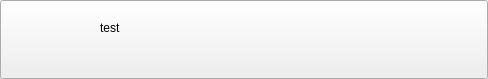
Before: the Qt Designer form ui/projectbutton.ui in hidog/HiGit, drawn with Qt 5.
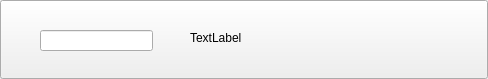
After: the same form once the commit is applied.

Diff of the .ui file:
```diff
--- a/ui/projectbutton.ui
+++ b/ui/projectbutton.ui
@@ -13,14 +13,24 @@
   <widget class="QLabel" name="label">
    <property name="geometry">
     <rect>
-     <x>100</x>
-     <y>20</y>
-     <width>58</width>
-     <height>15</height>
+     <x>190</x>
+     <y>30</y>
+     <width>261</width>
+     <height>16</height>
     </rect>
    </property>
    <property name="text">
-    <string>test</string>
+    <string>TextLabel</string>
+   </property>
+  </widget>
+  <widget class="QLineEdit" name="nameLEdit">
+   <property name="geometry">
+    <rect>
+     <x>40</x>
+     <y>30</y>
+     <width>113</width>
+     <height>21</height>
+    </rect>
    </property>
   </widget>
  </widget>
```
Left out of the diff: 2 changed lines with no effect on the pictures.
